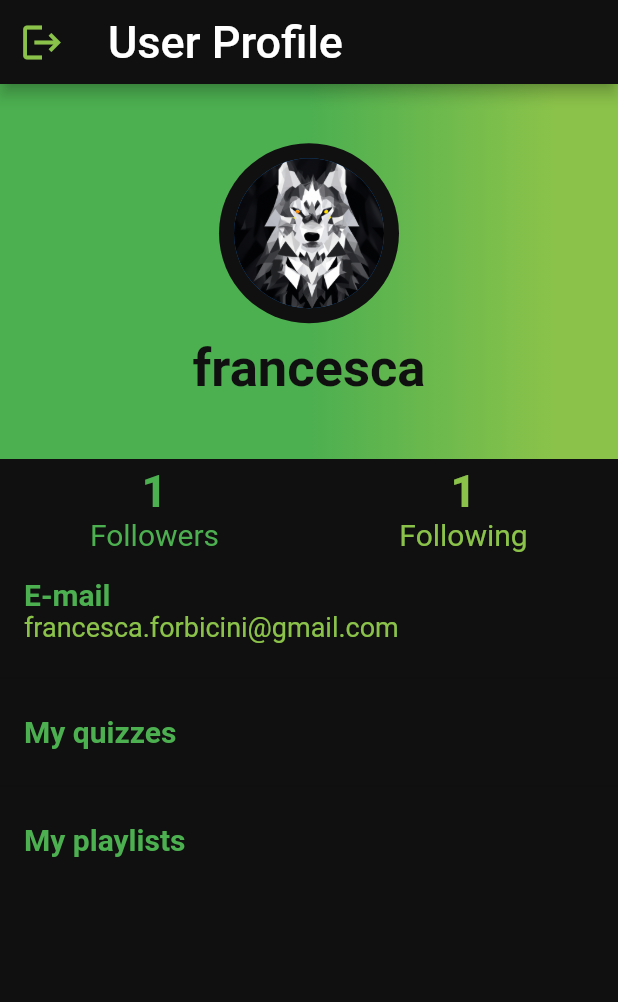
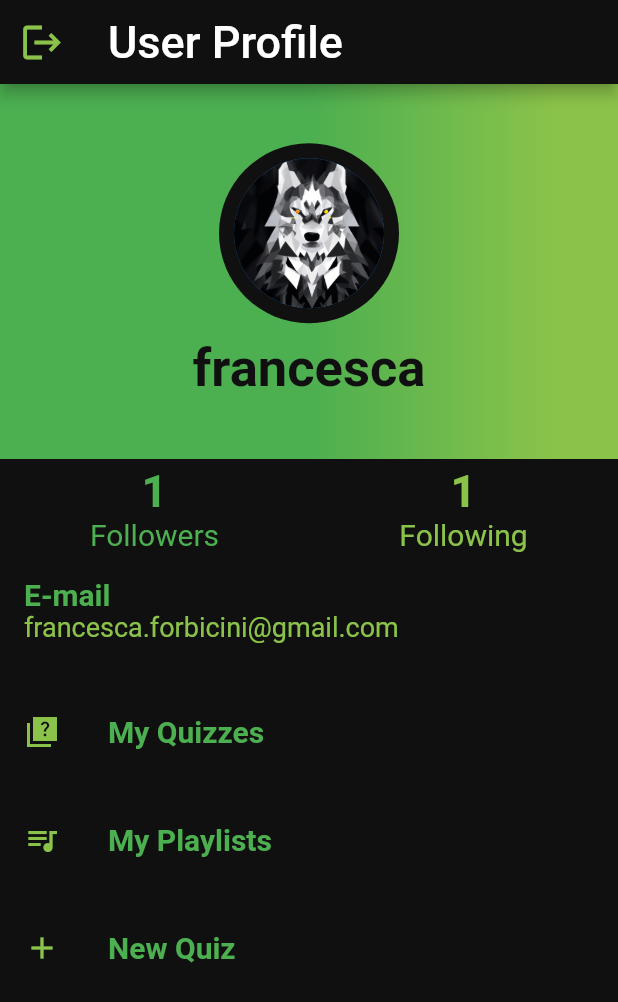
Before and after one commit to FrancescaForbicini/Design-and-Implementation-of-Mobile-Application, a Flutter app: the SignInScreen screen opened directly, after a tap on "SIGN UP", on a phone screen of 412 x 824 dp. Shown: the top 1002 px of the screen. Run offline on Flutter 3.47's test engine with Material 2 defaults, Android fonts, the phone set to English and light mode, and no system bars; missing offline and left inert: quiz_view.

Commit message:
added icons

```diff
--- a/lib/screens/profile/userprofile_screen.dart
+++ b/lib/screens/profile/userprofile_screen.dart
@@ -41,9 +41,10 @@ class UserProfile extends StatelessWidget {
                 )
               ),
 
-              child: Column(
+              child: Flex(
                 crossAxisAlignment: CrossAxisAlignment.center,
                 mainAxisAlignment: MainAxisAlignment.center,
+                direction: Axis.vertical,
                 children: <Widget>[
                   CircleAvatar(
                     backgroundColor: Color(0xFF101010),
@@ -155,13 +156,14 @@ class UserProfile extends StatelessWidget {
                   Divider(),
                   ListTile(
                     title: Text(
-                      'My quizzes',
+                      'My Quizzes',
                       style: TextStyle(
                         color: Colors.green,
                         fontSize: 20,
                         fontWeight: FontWeight.bold,
                       ),
                     ),
+                      leading: Icon(Icons.quiz_sharp, color: Colors.lightGreen),
                       onTap: () {
                         Navigator.push(context,
                           MaterialPageRoute(
@@ -172,13 +174,26 @@ class UserProfile extends StatelessWidget {
                   Divider(),
                   ListTile(
                     title: Text(
-                      'My playlists',
+                      'My Playlists',
                       style: TextStyle(
                         color: Colors.green,
                         fontSize: 20,
                         fontWeight: FontWeight.bold,
                       ),
                     ),
+                    leading: Icon(Icons.queue_music_outlined, color: Colors.lightGreen),
+                  ),
+                  Divider(),
+                  ListTile(
+                    title: Text(
+                      'New Quiz',
+                      style: TextStyle(
+                        color: Colors.green,
+                        fontSize: 20,
+                        fontWeight: FontWeight.bold,
+                      ),
+                    ),
+                    leading: Icon(Icons.add, color: Colors.lightGreen),
                   ),
                 ],
               ),
```
Also changed, not shown: lib/screens/profile/newquiz_screen.dart (added).
